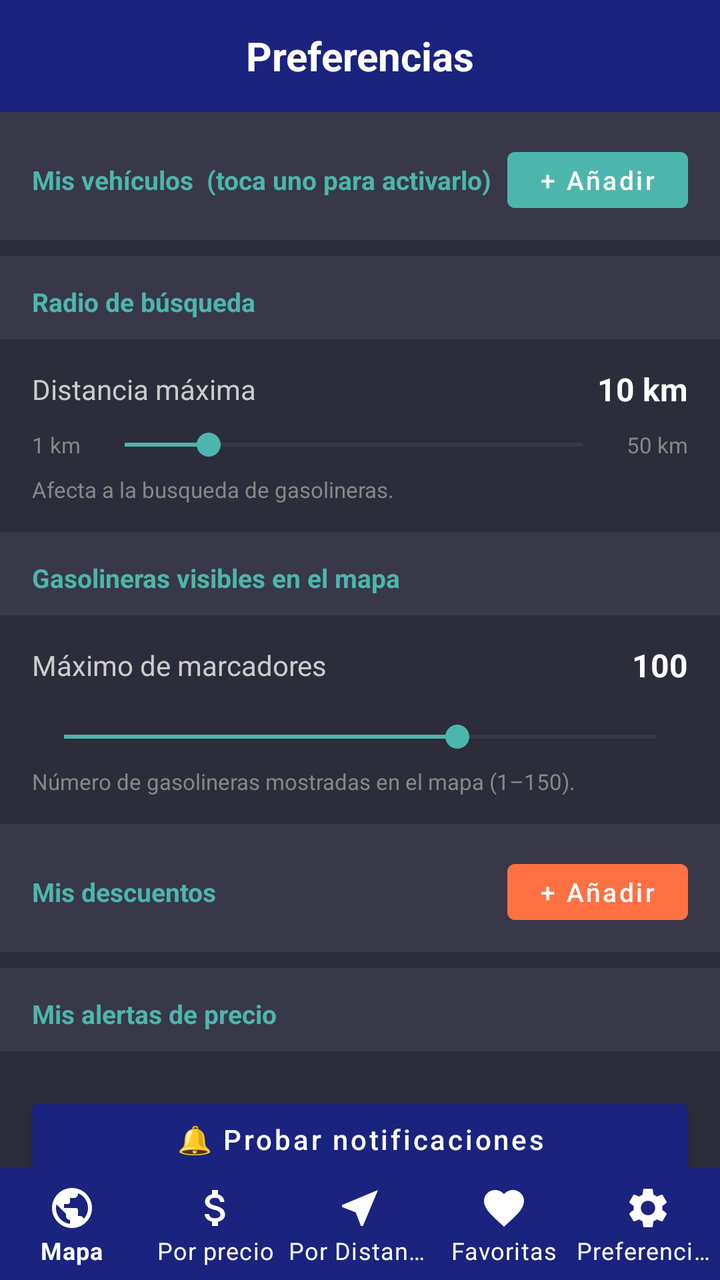
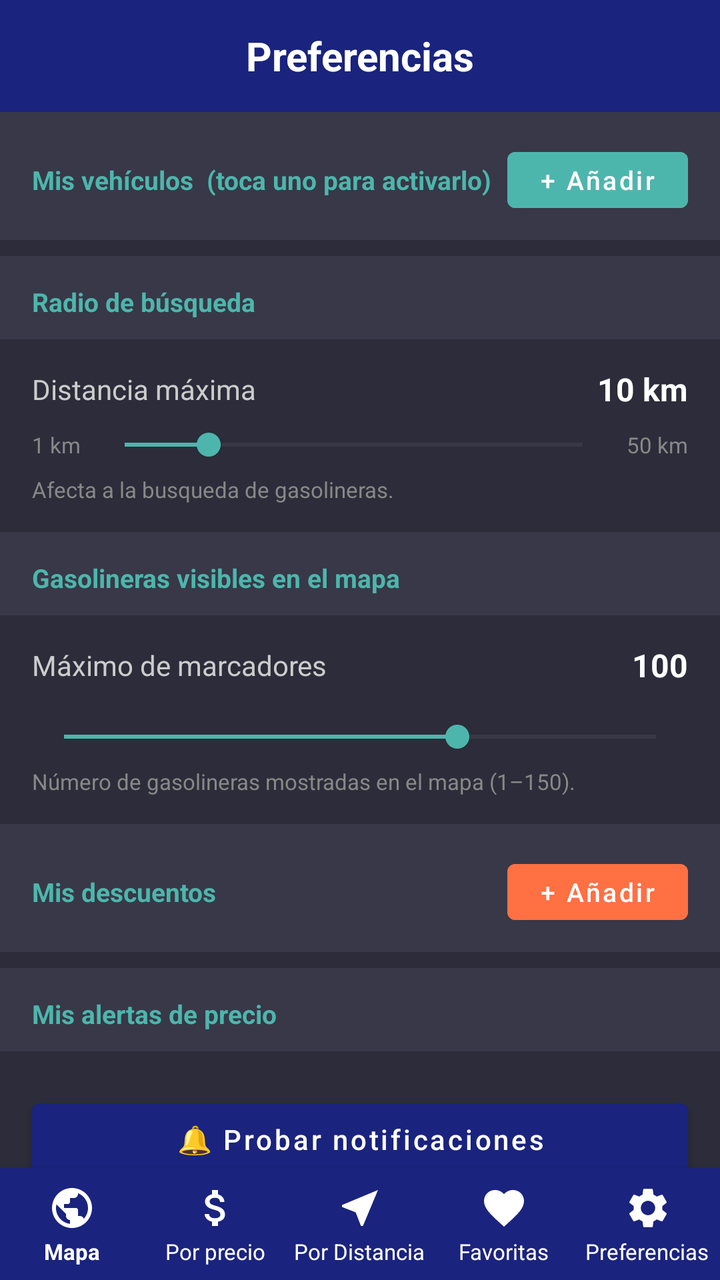

Screens rendered from an Android XML layout before and after an edit, with the pre-edit source and the edit as a unified diff.
<!-- AndroidManifest.xml: application theme Theme.AhorraGas -->
<!-- res/layout/activity_preferences.xml -->
<?xml version="1.0" encoding="utf-8"?>
<androidx.coordinatorlayout.widget.CoordinatorLayout
    xmlns:android="http://schemas.android.com/apk/res/android"
    xmlns:app="http://schemas.android.com/apk/res-auto"
    android:layout_width="match_parent"
    android:layout_height="match_parent"
    android:background="#2C2C3A">

    <LinearLayout
        android:layout_width="match_parent"
        android:layout_height="match_parent"
        android:orientation="vertical">

        
        <LinearLayout
            android:layout_width="match_parent"
            android:layout_height="56dp"
            android:background="#1A237E"
            android:gravity="center"
            android:paddingHorizontal="16dp">

            <TextView
                android:layout_width="match_parent"
                android:layout_height="wrap_content"
                android:text="Preferencias"
                android:textColor="#FFFFFF"
                android:textSize="20sp"
                android:textStyle="bold"
                android:gravity="center" />
        </LinearLayout>

        <androidx.core.widget.NestedScrollView
            android:layout_width="match_parent"
            android:layout_height="0dp"
            android:layout_weight="1">

            <LinearLayout
                android:layout_width="match_parent"
                android:layout_height="wrap_content"
                android:orientation="vertical"
                android:paddingBottom="88dp">

                
                
                
                <LinearLayout
                    android:layout_width="match_parent"
                    android:layout_height="wrap_content"
                    android:orientation="horizontal"
                    android:gravity="center_vertical"
                    android:background="#383848"
                    android:paddingHorizontal="16dp"
                    android:paddingTop="14dp"
                    android:paddingBottom="10dp">

                    <TextView
                        android:layout_width="0dp"
                        android:layout_height="wrap_content"
                        android:layout_weight="1"
                        android:text="Mis vehículos  (toca uno para activarlo)"
                        android:textColor="#4DB6AC"
                        android:textSize="13sp"
                        android:textStyle="bold" />

                    <Button
                        android:id="@+id/btnAddVehicle"
                        android:layout_width="wrap_content"
                        android:layout_height="40dp"
                        android:text="+ Añadir"
                        android:textAllCaps="false"
                        android:textSize="13sp"
                        android:gravity="center"
                        android:backgroundTint="#4DB6AC"
                        android:textColor="#FFFFFF"
                        android:paddingHorizontal="16dp" />
                </LinearLayout>

                <LinearLayout
                    android:id="@+id/vehicleListContainer"
                    android:layout_width="match_parent"
                    android:layout_height="wrap_content"
                    android:orientation="vertical"
                    android:paddingHorizontal="12dp"
                    android:paddingTop="8dp" />

                
                
                
                <TextView
                    android:layout_width="match_parent"
                    android:layout_height="wrap_content"
                    android:text="Radio de búsqueda"
                    android:textColor="#4DB6AC"
                    android:textSize="13sp"
                    android:textStyle="bold"
                    android:paddingHorizontal="16dp"
                    android:paddingTop="14dp"
                    android:paddingBottom="10dp"
                    android:background="#383848" />

                <LinearLayout
                    android:layout_width="match_parent"
                    android:layout_height="wrap_content"
                    android:orientation="vertical"
                    android:background="#2C2C3A"
                    android:paddingHorizontal="16dp"
                    android:paddingTop="14dp"
                    android:paddingBottom="14dp">

                    <LinearLayout
                        android:layout_width="match_parent"
                        android:layout_height="wrap_content"
                        android:orientation="horizontal"
                        android:gravity="center_vertical"
                        android:layout_marginBottom="8dp">

                        <TextView
                            android:layout_width="0dp"
                            android:layout_height="wrap_content"
                            android:layout_weight="1"
                            android:text="Distancia máxima"
                            android:textColor="#CCCCCC"
                            android:textSize="14sp" />

                        <TextView
                            android:id="@+id/tvRadiusValue"
                            android:layout_width="wrap_content"
                            android:layout_height="wrap_content"
                            android:text="10 km"
                            android:textColor="#FFFFFF"
                            android:textSize="16sp"
                            android:textStyle="bold" />
                    </LinearLayout>

                    <LinearLayout
                        android:layout_width="match_parent"
                        android:layout_height="wrap_content"
                        android:orientation="horizontal"
                        android:gravity="center_vertical">

                        <TextView
                            android:layout_width="wrap_content"
                            android:layout_height="wrap_content"
                            android:text="1 km"
                            android:textColor="#888888"
                            android:textSize="11sp"
                            android:layout_marginEnd="6dp" />

                        <SeekBar
                            android:id="@+id/seekBarRadius"
                            android:layout_width="0dp"
                            android:layout_height="wrap_content"
                            android:layout_weight="1"
                            android:max="49"
                            android:progress="9"
                            android:thumbTint="#4DB6AC"
                            android:progressTint="#4DB6AC"
                            android:progressBackgroundTint="#555566" />

                        <TextView
                            android:layout_width="wrap_content"
                            android:layout_height="wrap_content"
                            android:text="50 km"
                            android:textColor="#888888"
                            android:textSize="11sp"
                            android:layout_marginStart="6dp" />
                    </LinearLayout>

                    <TextView
                        android:layout_width="match_parent"
                        android:layout_height="wrap_content"
                        android:layout_marginTop="6dp"
                        android:text="Afecta a la busqueda de gasolineras."
                        android:textColor="#888888"
                        android:textSize="11sp" />
                </LinearLayout>

                
                
                
                <TextView
                    android:layout_width="match_parent"
                    android:layout_height="wrap_content"
                    android:text="Gasolineras visibles en el mapa"
                    android:textColor="#4DB6AC"
                    android:textSize="13sp"
                    android:textStyle="bold"
                    android:paddingHorizontal="16dp"
                    android:paddingTop="14dp"
                    android:paddingBottom="10dp"
                    android:background="#383848" />

                <LinearLayout
                    android:layout_width="match_parent"
                    android:layout_height="wrap_content"
                    android:orientation="vertical"
                    android:background="#2C2C3A"
                    android:paddingHorizontal="16dp"
                    android:paddingTop="14dp"
                    android:paddingBottom="14dp">

                    <LinearLayout
                        android:layout_width="match_parent"
                        android:layout_height="wrap_content"
                        android:orientation="horizontal"
                        android:gravity="center_vertical"
                        android:layout_marginBottom="8dp">

                        <TextView
                            android:layout_width="0dp"
                            android:layout_height="wrap_content"
                            android:layout_weight="1"
                            android:text="Máximo de marcadores"
                            android:textColor="#CCCCCC"
                            android:textSize="14sp" />

                        <TextView
                            android:id="@+id/tvMarkersValue"
                            android:layout_width="wrap_content"
                            android:layout_height="wrap_content"
                            android:text="100"
                            android:textColor="#FFFFFF"
                            android:textSize="16sp"
                            android:textStyle="bold" />
                    </LinearLayout>

                    <SeekBar
                        android:id="@+id/seekBarMarkers"
                        android:layout_width="match_parent"
                        android:layout_height="wrap_content"
                        android:layout_marginTop="8dp"
                        android:max="149"
                        android:progress="99"
                        android:thumbTint="#4DB6AC"
                        android:progressTint="#4DB6AC"
                        android:progressBackgroundTint="#555566" />

                    <TextView
                        android:layout_width="match_parent"
                        android:layout_height="wrap_content"
                        android:layout_marginTop="6dp"
                        android:text="Número de gasolineras mostradas en el mapa (1–150)."
                        android:textColor="#888888"
                        android:textSize="11sp" />
                </LinearLayout>

                
                
                
                <LinearLayout
                    android:layout_width="match_parent"
                    android:layout_height="wrap_content"
                    android:orientation="horizontal"
                    android:gravity="center_vertical"
                    android:background="#383848"
                    android:paddingHorizontal="16dp"
                    android:paddingTop="14dp"
                    android:paddingBottom="10dp">

                    <TextView
                        android:layout_width="0dp"
                        android:layout_height="wrap_content"
                        android:layout_weight="1"
                        android:text="Mis descuentos"
                        android:textColor="#4DB6AC"
                        android:textSize="13sp"
                        android:textStyle="bold" />

                    <Button
                        android:id="@+id/btnAddDiscount"
                        android:layout_width="wrap_content"
                        android:layout_height="40dp"
                        android:text="+ Añadir"
                        android:textAllCaps="false"
                        android:textSize="13sp"
                        android:gravity="center"
                        android:backgroundTint="#FF7043"
                        android:textColor="#FFFFFF"
                        android:paddingHorizontal="16dp" />
                </LinearLayout>

                <LinearLayout
                    android:id="@+id/discountListContainer"
                    android:layout_width="match_parent"
                    android:layout_height="wrap_content"
                    android:orientation="vertical"
                    android:paddingHorizontal="12dp"
                    android:paddingTop="8dp" />

                
                
                
                <TextView
                    android:layout_width="match_parent"
                    android:layout_height="wrap_content"
                    android:text="Mis alertas de precio"
                    android:textColor="#4DB6AC"
                    android:textSize="13sp"
                    android:textStyle="bold"
                    android:paddingHorizontal="16dp"
                    android:paddingTop="14dp"
                    android:paddingBottom="10dp"
                    android:background="#383848" />

                <LinearLayout
                    android:id="@+id/alertListContainer"
                    android:layout_width="match_parent"
                    android:layout_height="wrap_content"
                    android:orientation="vertical"
                    android:paddingHorizontal="12dp"
                    android:paddingTop="8dp" />

                <Button
                    android:id="@+id/btnTestAlerts"
                    android:layout_width="match_parent"
                    android:layout_height="48dp"
                    android:layout_marginHorizontal="16dp"
                    android:layout_marginTop="12dp"
                    android:layout_marginBottom="4dp"
                    android:text="🔔 Probar notificaciones"
                    android:textAllCaps="false"
                    android:textSize="14sp"
                    android:backgroundTint="#1A237E"
                    android:textColor="#FFFFFF" />

            </LinearLayout>
        </androidx.core.widget.NestedScrollView>

        <com.google.android.material.bottomnavigation.BottomNavigationView
            android:id="@+id/bottomNavPrefs"
            android:layout_width="match_parent"
            android:layout_height="wrap_content"
            android:background="#1A237E"
            app:menu="@menu/bottom_nav_menu"
            app:itemIconTint="@color/white"
            app:itemTextColor="@color/white"
            app:labelVisibilityMode="labeled" />

    </LinearLayout>

</androidx.coordinatorlayout.widget.CoordinatorLayout>
<!-- resources referenced by this layout -->
<resources>
  <color name="white">#FFFFFF</color>
  <style name="Theme.AhorraGas" parent="Theme.MaterialComponents.DayNight.NoActionBar">
          <item name="colorPrimary">@color/primary</item>
          <item name="colorPrimaryVariant">@color/primary_dark</item>
          <item name="colorOnPrimary">@color/white</item>
          <item name="colorSecondary">@color/secondary</item>
          <item name="colorOnSecondary">@color/white</item>
          <item name="android:statusBarColor">@color/primary_dark</item>
      </style>
  <color name="primary">#1565C0</color>
  <color name="primary_dark">#0D47A1</color>
  <color name="secondary">#FF9800</color>
</resources>

<!-- the commit's change to res/layout/activity_preferences.xml (unified diff, before → after) -->
@@ -334,8 +334,9 @@
             app:menu="@menu/bottom_nav_menu"
             app:itemIconTint="@color/white"
             app:itemTextColor="@color/white"
-            app:labelVisibilityMode="labeled" />
-
+            app:labelVisibilityMode="labeled"
+            app:itemTextAppearanceActive="@style/BottomNavTextStyle"
+            app:itemTextAppearanceInactive="@style/BottomNavTextStyle" />
     </LinearLayout>
 
 </androidx.coordinatorlayout.widget.CoordinatorLayout>
<!-- resource entries referenced after the edit -->
@@ -1,6 +1,9 @@
 <!-- resources referenced by this layout -->
 <resources>
   <color name="white">#FFFFFF</color>
+  <style name="BottomNavTextStyle">
+          <item name="android:textSize">11sp</item>
+      </style>
   <style name="Theme.AhorraGas" parent="Theme.MaterialComponents.DayNight.NoActionBar">
           <item name="colorPrimary">@color/primary</item>
           <item name="colorPrimaryVariant">@color/primary_dark</item>
